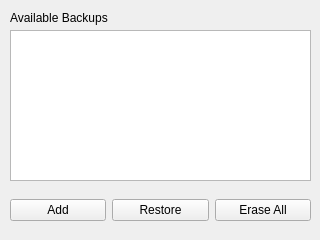
Above: src/qt/ui/backupdialog.ui from jonasschnelli/dbb-app before the change. Below: the same form after it.
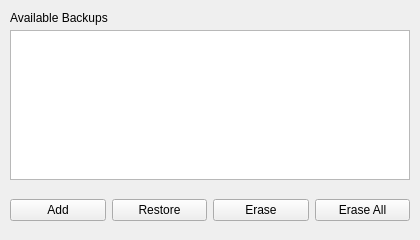
That is the form after the change.

Diff of the .ui file:
```diff
--- a/src/qt/ui/backupdialog.ui
+++ b/src/qt/ui/backupdialog.ui
@@ -6,7 +6,7 @@
    <rect>
     <x>0</x>
     <y>0</y>
-    <width>320</width>
+    <width>420</width>
     <height>240</height>
    </rect>
   </property>
@@ -18,8 +18,8 @@
     <rect>
      <x>10</x>
      <y>30</y>
-     <width>301</width>
-     <height>151</height>
+     <width>400</width>
+     <height>150</height>
     </rect>
    </property>
   </widget>
@@ -41,7 +41,7 @@
     <rect>
      <x>10</x>
      <y>190</y>
-     <width>301</width>
+     <width>400</width>
      <height>41</height>
     </rect>
    </property>
@@ -60,6 +60,13 @@
       </property>
      </widget>
     </item>
+    <item>
+     <widget class="QPushButton" name="eraseSelected">
+      <property name="text">
+       <string>Erase</string>
+      </property>
+     </widget>
+    </item>
     <item>
      <widget class="QPushButton" name="eraseAllButton">
       <property name="text">
```
